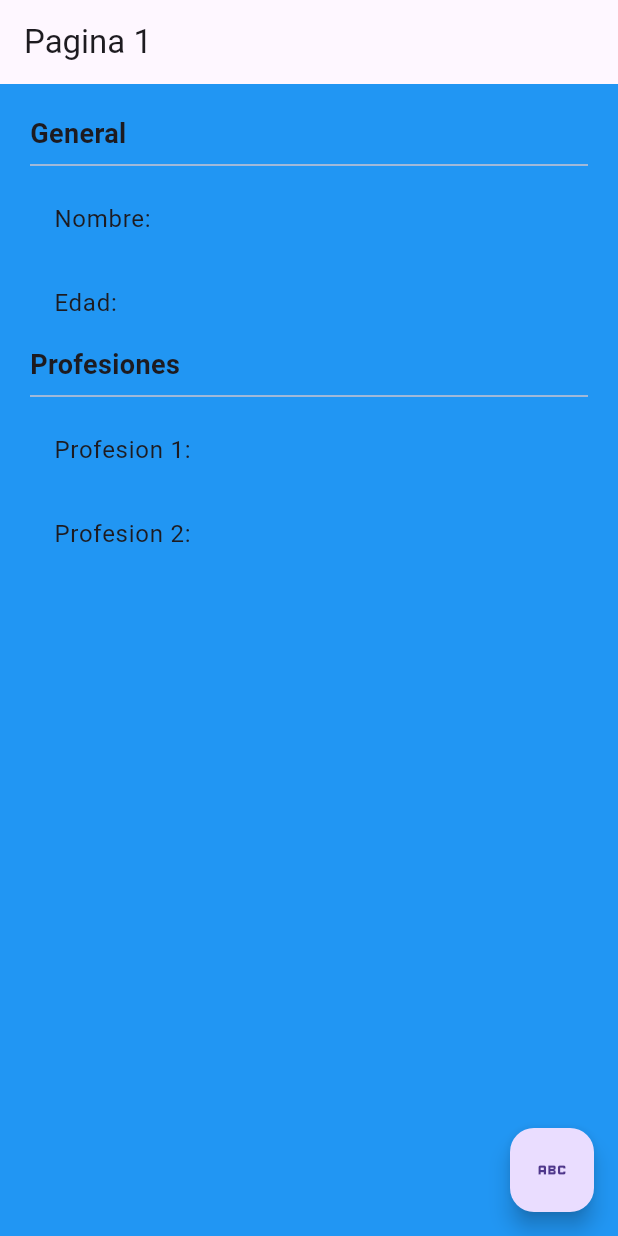
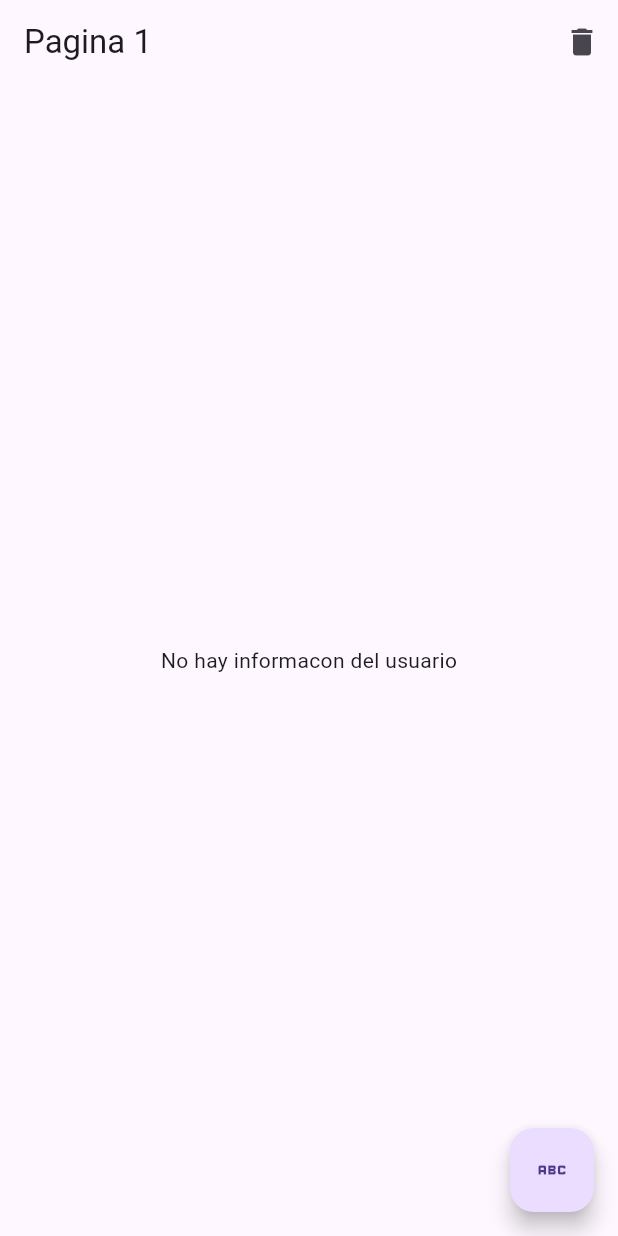
Before and after one commit to Jnpvl/States_Flutter, a Flutter app: the screen it shows after launch, on a phone screen of 412 x 824 dp. Run offline on Flutter 3.47's test engine with Material 3 defaults, Android fonts, the phone set to English and light mode, and no system bars; our stand-ins replace flutter_bloc.

Commit message:
cubit fin

```diff
--- /dev/null
+++ b/lib/bloc/usuario/usuario_cubit.dart
@@ -0,0 +1,45 @@
+import 'package:estados/models/usuario.dart';
+import 'package:flutter_bloc/flutter_bloc.dart';
+import 'package:flutter/material.dart';
+
+part 'usuario_state.dart';
+
+class UsuarioCubit extends Cubit<UsuarioState> {
+  UsuarioCubit() : super(UsuarioInitial());
+
+  void seleccionarUsuario(Usuario user) {
+    emit(UsuarioActivo(user));
+  }
+
+  void cambiarEdad(int edad) {
+    final currentState = state;
+
+    if (currentState is UsuarioActivo) {
+      final newUser = currentState.usuario.copyWith(edad: edad);
+
+      emit(UsuarioActivo(newUser));
+    }
+  }
+
+  void agregarProfesion() {
+    final currentState = state;
+    if (currentState is UsuarioActivo) {
+      final newProfesiones = [
+        ...currentState.usuario.profesiones,
+        'profesion ${currentState.usuario.profesiones.length + 1}'
+      ];
+
+      final newUser =
+          currentState.usuario.copyWith(profesiones: newProfesiones);
+
+      emit(UsuarioActivo(newUser));
+    }
+  }
+
+  void borrarUsuario() {
+    emit(UsuarioInitial());
+  }
+}
+
+
+//context.read()
--- /dev/null
+++ b/lib/bloc/usuario/usuario_state.dart
@@ -0,0 +1,15 @@
+part of 'usuario_cubit.dart';
+
+@immutable
+abstract class UsuarioState {}
+
+class UsuarioInitial extends UsuarioState {
+  final existeUsuario = false;
+}
+
+class UsuarioActivo extends UsuarioState {
+  final existeUsuario = true;
+  final Usuario usuario;
+
+  UsuarioActivo(this.usuario);
+}
--- a/lib/main.dart
+++ b/lib/main.dart
@@ -1,6 +1,8 @@
+import 'package:estados/bloc/usuario/usuario_cubit.dart';
 import 'package:estados/pages/pagina1_pages.dart';
 import 'package:estados/pages/pagina2_pages.dart';
 import 'package:flutter/material.dart';
+import 'package:flutter_bloc/flutter_bloc.dart';
 
 void main() => runApp(const MyApp());
 
@@ -9,7 +11,13 @@ class MyApp extends StatelessWidget {
 
   @override
   Widget build(BuildContext context) {
-    return MaterialApp(
+    return MultiBlocProvider(
+      providers: [
+        BlocProvider(
+          create: (_) => new UsuarioCubit(),
+        ),
+      ],
+      child: MaterialApp(
         debugShowCheckedModeBanner: false,
         title: 'Material App',
         initialRoute: 'pagina1',
@@ -17,6 +25,7 @@ class MyApp extends StatelessWidget {
           'pagina1': (_) => Pagina1Pages(),
           'pagina2': (_) => Pagina2Pages()
         },
+      ),
     );
   }
 }
--- a/lib/models/usuario.dart
+++ b/lib/models/usuario.dart
@@ -5,4 +5,11 @@ class Usuario {
 
   Usuario(
       {required this.nombre, required this.edad, required this.profesiones});
+
+  Usuario copyWith({String? nombre, int? edad, List<String>? profesiones}) {
+    return Usuario(
+        nombre: nombre ?? this.nombre,
+        edad: edad ?? this.edad,
+        profesiones: profesiones ?? this.profesiones);
+  }
 }
--- a/lib/pages/pagina1_pages.dart
+++ b/lib/pages/pagina1_pages.dart
@@ -1,15 +1,27 @@
+import 'package:estados/models/usuario.dart';
 import 'package:flutter/material.dart';
+import 'package:estados/bloc/usuario/usuario_cubit.dart';
+import 'package:flutter_bloc/flutter_bloc.dart';
 
 class Pagina1Pages extends StatelessWidget {
   const Pagina1Pages({super.key});
 
   @override
   Widget build(BuildContext context) {
+    final usuarioCubit = BlocProvider.of<UsuarioCubit>(context, listen: false);
+
     return Scaffold(
       appBar: AppBar(
         title: Text('Pagina 1'),
+        actions: [
+          IconButton(
+              onPressed: () {
+                usuarioCubit.borrarUsuario();
+              },
+              icon: Icon(Icons.delete))
+        ],
       ),
-      body: InformacionUsuario(),
+      body: BodyScaffold(),
       floatingActionButton: FloatingActionButton(
         onPressed: () {
           Navigator.pushNamed(context, 'pagina2');
@@ -20,7 +32,37 @@ class Pagina1Pages extends StatelessWidget {
   }
 }
 
+class BodyScaffold extends StatelessWidget {
+  @override
+  Widget build(BuildContext context) {
+    return BlocBuilder<UsuarioCubit, UsuarioState>(
+      builder: (_, state) {
+        switch (state.runtimeType) {
+          case UsuarioInitial:
+            return Center(child: Text('No hay informacon del usuario'));
+          case UsuarioActivo:
+            return InformacionUsuario((state as UsuarioActivo).usuario);
+          default:
+            return Text('Usuario no encontrado');
+        }
+
+        // if (state is UsuarioInitial) {
+        //   return Center(child: Text('No hay informacon del usuario'));
+        // } else if (state is UsuarioActivo) {
+        //   return InformacionUsuario(state.usuario);
+        // } else {
+        //   return Text('Usuario no encontrado');
+        // }
+      },
+    );
+  }
+}
+
 class InformacionUsuario extends StatelessWidget {
+  final Usuario usuario;
+
+  const InformacionUsuario(this.usuario);
+
   @override
   Widget build(BuildContext context) {
     return Container(
@@ -37,22 +79,21 @@ class InformacionUsuario extends StatelessWidget {
           ),
           Divider(),
           ListTile(
-            title: Text('Nombre: '),
+            title: Text('Nombre: ${usuario.nombre}'),
           ),
           ListTile(
-            title: Text('Edad: '),
+            title: Text('Edad: ${usuario.edad}'),
           ),
           Text(
             'Profesiones',
             style: TextStyle(fontSize: 18, fontWeight: FontWeight.bold),
           ),
           Divider(),
-          ListTile(
-            title: Text('Profesion 1: '),
-          ),
-          ListTile(
-            title: Text('Profesion 2: '),
-          )
+          ...usuario.profesiones
+              .map((profesion) => ListTile(
+                    title: Text(profesion),
+                  ))
+              .toList()
         ],
       ),
     );
```
Also changed, not shown: lib/pages/pagina2_pages.dart (+15 -3 lines), pubspec.yaml (+4 -12 lines), pubspec.lock. Lines whose indentation alone changed are shown as unchanged.
